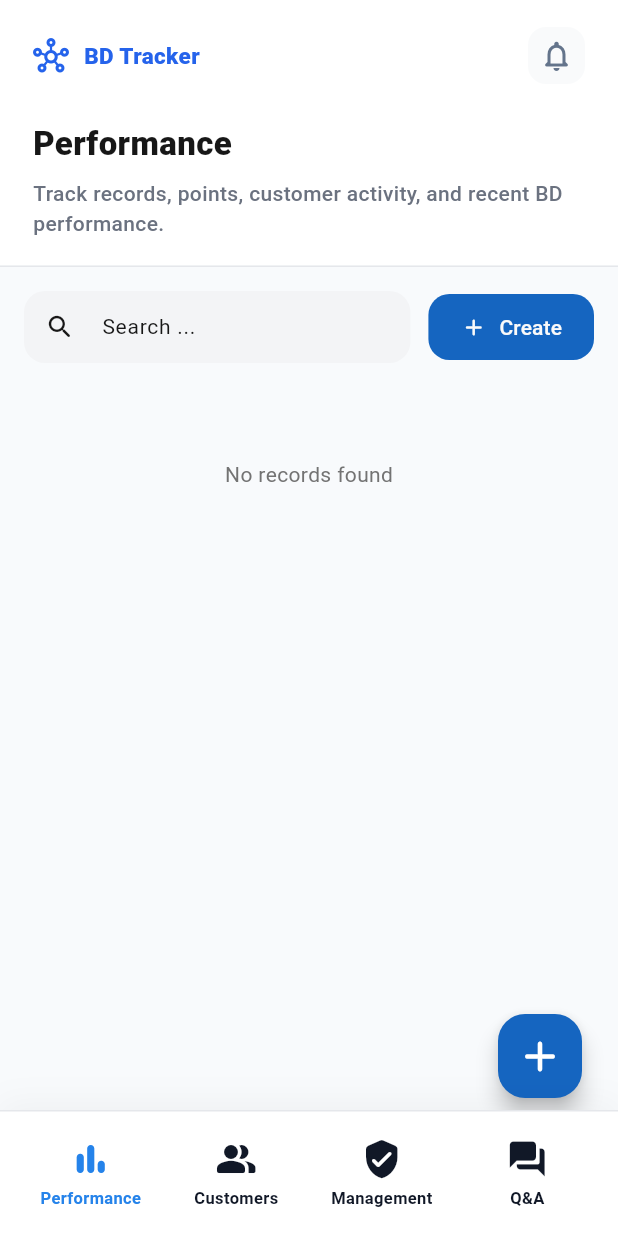
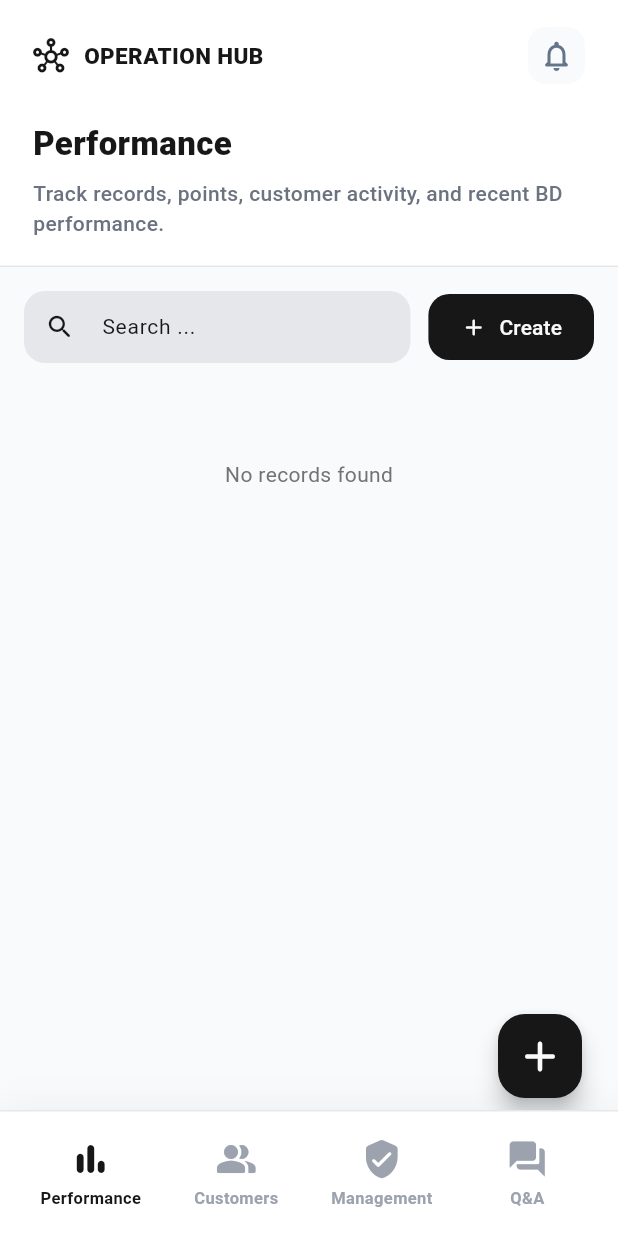
Before and after one commit to nhuffan/BD-tracker, a Flutter app: the screen it shows once a user with an empty profile is signed in, on a phone screen of 412 x 824 dp. Run offline on Flutter 3.47's test engine with Material 3 defaults, Android fonts, the phone set to English and light mode, and no system bars; our stand-ins replace flutter_dotenv, supabase_flutter; accounts and stored records are empty.

Commit message:
chore: improve UI/UX

```diff
--- a/mobile/lib/features/home/presentation/home_screen.dart
+++ b/mobile/lib/features/home/presentation/home_screen.dart
@@ -65,6 +65,7 @@
   @override
   Widget build(BuildContext context) {
     final activeTab = _tabs[_currentIndex];
+    final theme = Theme.of(context);
 
     return Scaffold(
       backgroundColor: const Color(0xFFF8FAFC),
@@ -72,11 +73,14 @@
         children: [
           Column(
             children: [
-              SafeArea(
-                bottom: false,
-                child: HomeHeader(
-                  title: activeTab.title,
-                  description: activeTab.description,
+              Container(
+                color: Colors.white,
+                child: SafeArea(
+                  bottom: false,
+                  child: HomeHeader(
+                    title: activeTab.title,
+                    description: activeTab.description,
+                  ),
                 ),
               ),
               const Divider(height: 1, color: Color(0xFFE5E7EB)),
@@ -122,8 +126,8 @@
                       _isExpanded = !_isExpanded;
                     });
                   },
-                  backgroundColor: const Color(0xFF1565C0),
-                  foregroundColor: Colors.white,
+                  backgroundColor: theme.colorScheme.primary,
+                  foregroundColor: theme.colorScheme.onPrimary,
                   elevation: 6,
                   shape: RoundedRectangleBorder(
                     borderRadius: BorderRadius.circular(18),
@@ -210,7 +214,10 @@
 
   @override
   Widget build(BuildContext context) {
-    final iconColor = selected ? const Color(0xFF2583EA) : const Color(0xFF111827);
+    final theme = Theme.of(context);
+    final iconColor = selected
+        ? theme.colorScheme.primary
+        : const Color(0xFF9CA3AF);
 
     return GestureDetector(
       onTap: onTap,
@@ -250,6 +257,8 @@
 
   @override
   Widget build(BuildContext context) {
+    final theme = Theme.of(context);
+
     return GestureDetector(
       onTap: onTap,
       child: Container(
@@ -273,14 +282,14 @@
             Icon(
               icon,
               size: 20,
-              color: selected ? const Color(0xFF2563EB) : const Color(0xFF111827),
+              color: selected ? theme.colorScheme.primary : const Color(0xFF111827),
             ),
             const SizedBox(width: 10),
             Text(
               label,
               style: TextStyle(
                 fontWeight: FontWeight.w700,
-                color: selected ? const Color(0xFF2563EB) : const Color(0xFF111827),
+                color: selected ? theme.colorScheme.primary : const Color(0xFF111827),
               ),
             ),
           ],
--- a/mobile/lib/features/home/widgets/home_header.dart
+++ b/mobile/lib/features/home/widgets/home_header.dart
@@ -12,6 +12,8 @@
 
   @override
   Widget build(BuildContext context) {
+    final theme = Theme.of(context);
+
     return Container(
       color: Colors.white,
       child: Padding(
@@ -21,19 +23,19 @@
           children: [
             Row(
               children: [
-                const Icon(
+                Icon(
                   Icons.hub_outlined,
-                  color: Color(0xFF2563EB),
+                  color: theme.colorScheme.primary,
                   size: 24,
                 ),
                 const SizedBox(width: 10),
                 const Expanded(
                   child: Text(
-                    'BD Tracker',
+                    'OPERATION HUB',
                     style: TextStyle(
                       fontSize: 15,
                       fontWeight: FontWeight.w800,
-                      color: Color(0xFF2563EB),
+                      color: Color(0xFF171717),
                     ),
                   ),
                 ),
```
Also changed, not shown: mobile/lib/features/home/presentation/performance_tab.dart (+76 -18 lines).
